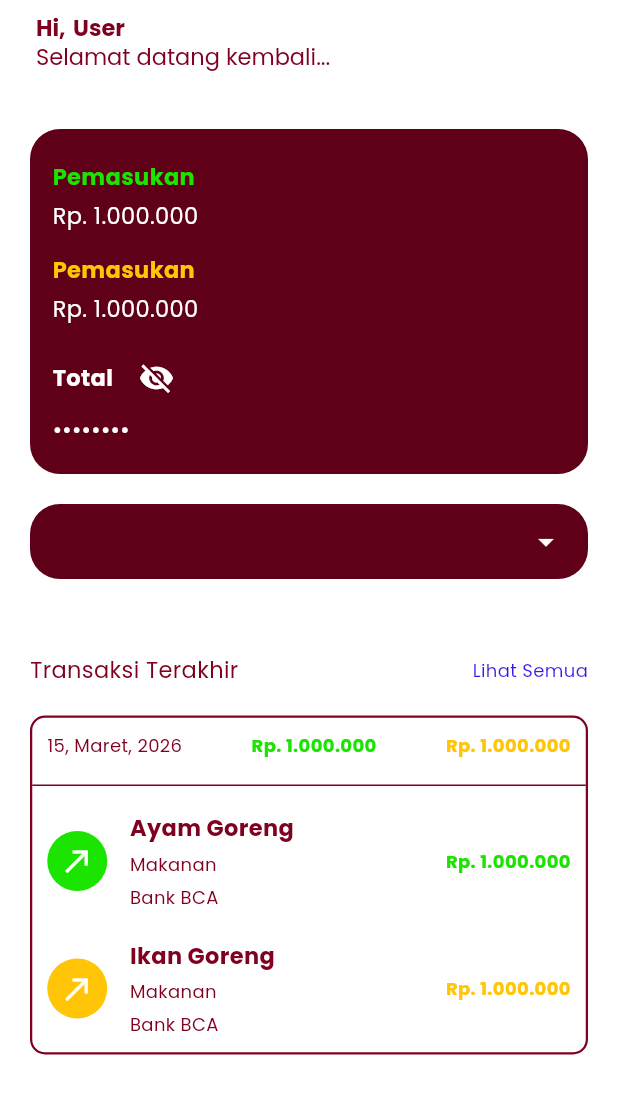
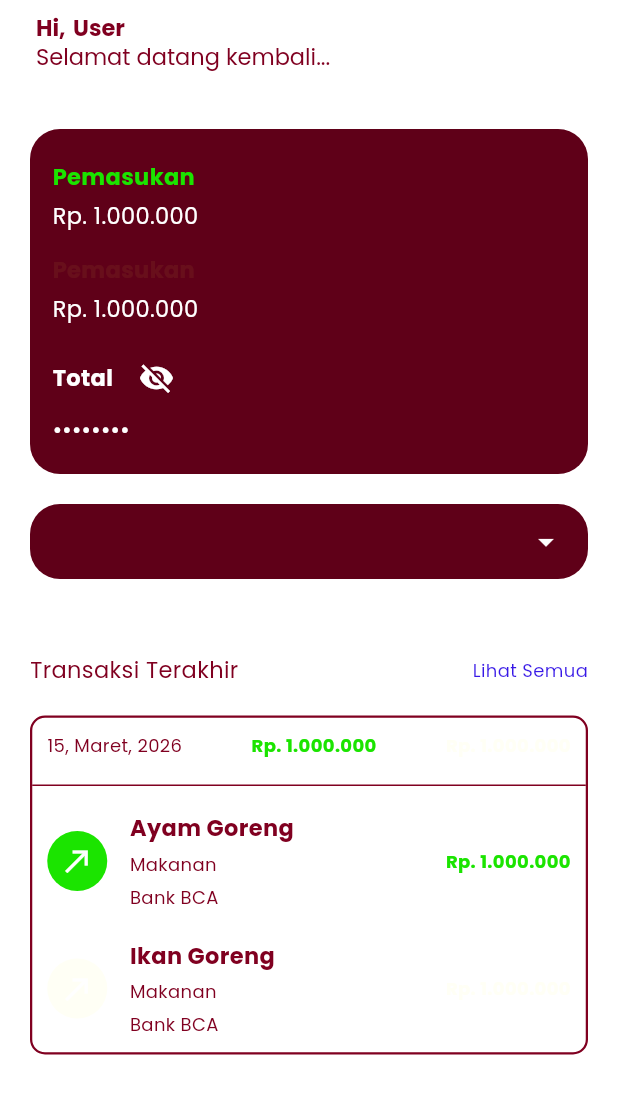
Before and after one commit to Erdityaeka/skripsi_keuangan, a Flutter app: the HomeScreens screen opened directly, on a phone screen of 412 x 824 dp. Shown: the top 1094 px of the screen. Run offline on Flutter 3.47's test engine with Material 3 defaults, Android fonts, the phone set to English and light mode, and no system bars; our stand-ins replace google_fonts.

```diff
--- a/lib/Theme/warna_teks.dart
+++ b/lib/Theme/warna_teks.dart
@@ -7,7 +7,7 @@ Color grey = Color(0xFF999999);
 Color red = Color(0xFF800020);
 Color redblack = Color(0xFF5F0018);
 Color green = Color(0xFF1BE400);
-Color yellow = Color(0xFFFFC506);
+Color yellow = Color(0xFFFFC50);
 Color blue = Color(0xFF3718E6);
 
 // Warna hitam
```
